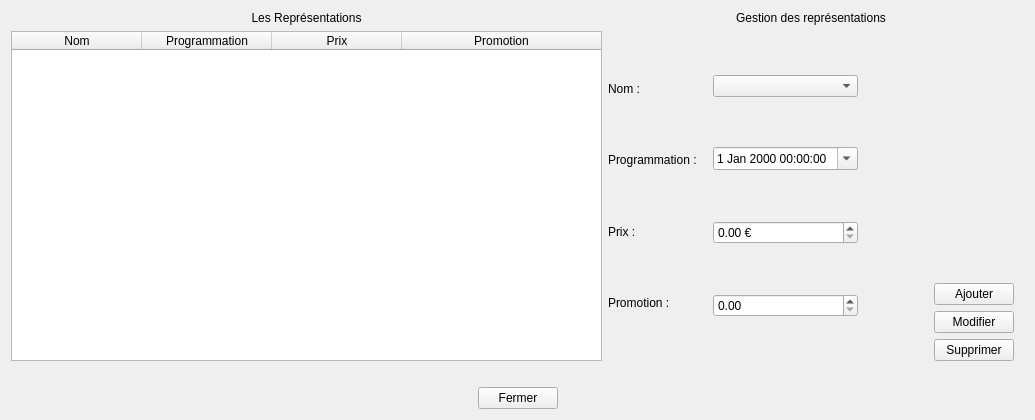
Old version of the form gui/Gest_Rep.ui in the repository BennyBellier/Theatre-CEDB-Project.
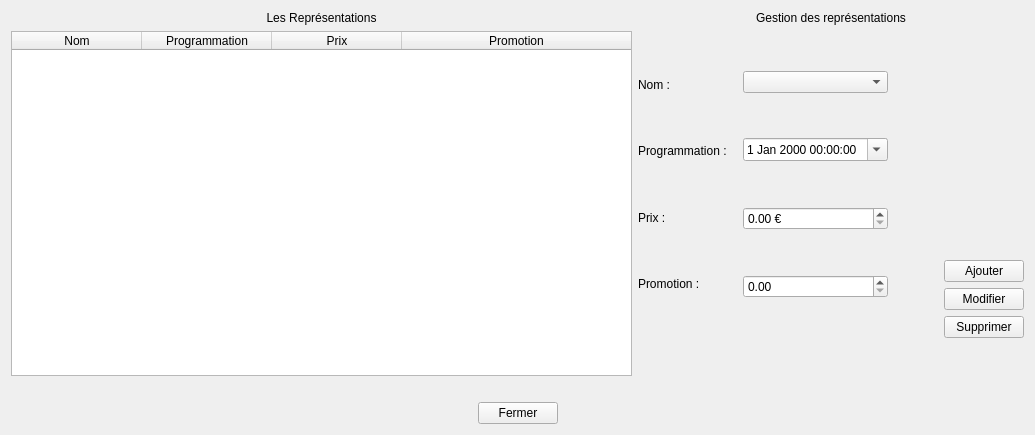
New version of the form.

```diff
--- a/gui/Gest_Rep.ui
+++ b/gui/Gest_Rep.ui
@@ -7,7 +7,7 @@
     <x>0</x>
     <y>0</y>
     <width>1035</width>
-    <height>420</height>
+    <height>435</height>
    </rect>
   </property>
   <property name="windowTitle">
@@ -48,6 +48,9 @@
          <property name="dragEnabled">
           <bool>true</bool>
          </property>
+         <property name="alternatingRowColors">
+          <bool>false</bool>
+         </property>
          <property name="selectionBehavior">
           <enum>QAbstractItemView::SelectRows</enum>
          </property>
@@ -97,7 +100,7 @@
      <item>
       <layout class="QVBoxLayout" name="verticalLayout">
        <property name="rightMargin">
-        <number>10</number>
+        <number>0</number>
        </property>
        <item>
         <widget class="QLabel" name="label_7">
@@ -248,12 +251,12 @@
          <item>
           <layout class="QHBoxLayout" name="horizontalLayout_8">
            <property name="rightMargin">
-            <number>10</number>
+            <number>0</number>
            </property>
            <item>
             <layout class="QVBoxLayout" name="verticalLayout_7">
              <property name="rightMargin">
-              <number>10</number>
+              <number>0</number>
              </property>
              <item>
               <spacer name="verticalSpacer_2">
@@ -372,7 +375,7 @@
          <item>
           <layout class="QVBoxLayout" name="verticalLayout_4">
            <property name="topMargin">
-            <number>10</number>
+            <number>0</number>
            </property>
            <item>
             <spacer name="verticalSpacer">
@@ -412,6 +415,19 @@
          </item>
         </layout>
        </item>
+       <item>
+        <spacer name="verticalSpacer_12">
+         <property name="orientation">
+          <enum>Qt::Vertical</enum>
+         </property>
+         <property name="sizeHint" stdset="0">
+          <size>
+           <width>20</width>
+           <height>40</height>
+          </size>
+         </property>
+        </spacer>
+       </item>
        <item>
         <widget class="QLabel" name="label_modif">
          <property name="text">
```
